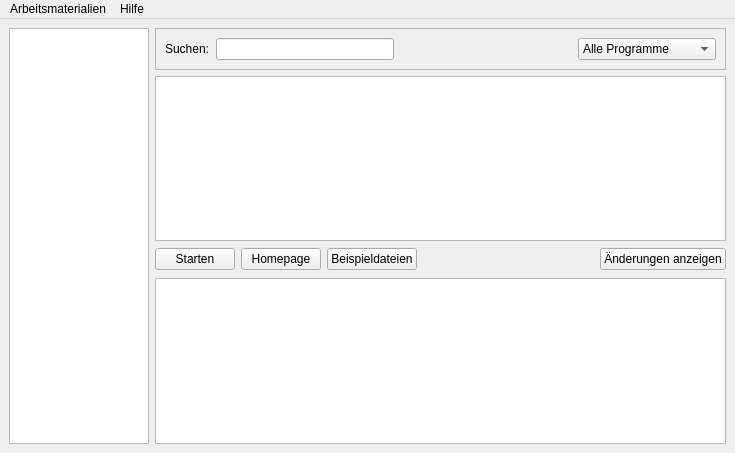
First picture: the form in eduversum/src/eduversum.ui, repository fullstory-morgue/eduversum, before the edit.
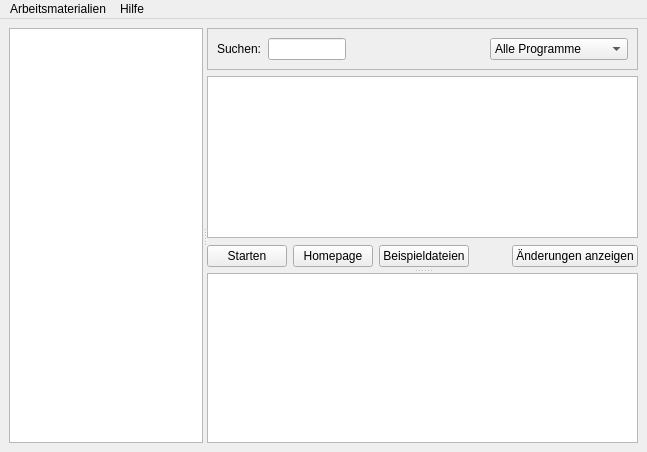
Second picture: the form after the edit. The open tabs and pages were chosen to show the change.

```diff
--- a/eduversum/src/eduversum.ui
+++ b/eduversum/src/eduversum.ui
@@ -5,26 +5,54 @@
    <rect>
     <x>0</x>
     <y>0</y>
-    <width>735</width>
-    <height>453</height>
+    <width>647</width>
+    <height>452</height>
    </rect>
   </property>
   <property name="windowTitle" >
    <string>Eduversum</string>
   </property>
   <widget class="QWidget" name="centralwidget" >
-   <layout class="QGridLayout" name="gridLayout_5" >
-    <item rowspan="4" row="0" column="0" >
+   <layout class="QGridLayout" name="gridLayout" >
+    <item row="0" column="0" >
+     <widget class="QSplitter" name="splitter1" >
+      <property name="orientation" >
+       <enum>Qt::Horizontal</enum>
+      </property>
+      <widget class="QWidget" native="1" name="leftwidget" >
+       <property name="minimumSize" >
+        <size>
+         <width>0</width>
+         <height>0</height>
+        </size>
+       </property>
+       <property name="maximumSize" >
+        <size>
+         <width>16777215</width>
+         <height>16777215</height>
+        </size>
+       </property>
+       <layout class="QGridLayout" name="gridLayout_2" >
+        <property name="margin" >
+         <number>0</number>
+        </property>
+        <item row="0" column="0" >
      <widget class="QTreeWidget" name="categoriesTreeWidget" >
+          <property name="sizePolicy" >
+           <sizepolicy vsizetype="Expanding" hsizetype="Preferred" >
+            <horstretch>0</horstretch>
+            <verstretch>0</verstretch>
+           </sizepolicy>
+          </property>
       <property name="minimumSize" >
        <size>
-        <width>140</width>
+            <width>0</width>
         <height>0</height>
        </size>
       </property>
       <property name="maximumSize" >
        <size>
-        <width>140</width>
+            <width>16777215</width>
         <height>16777215</height>
        </size>
       </property>
@@ -47,7 +75,24 @@
       </column>
      </widget>
     </item>
-    <item row="0" column="1" >
+       </layout>
+      </widget>
+      <widget class="QWidget" native="1" name="content" >
+       <layout class="QGridLayout" name="gridLayout_4" >
+        <property name="margin" >
+         <number>0</number>
+        </property>
+        <item row="0" column="0" >
+         <widget class="QSplitter" name="splitter2" >
+          <property name="orientation" >
+           <enum>Qt::Vertical</enum>
+          </property>
+          <widget class="QWidget" native="1" name="topWidget" >
+           <layout class="QGridLayout" name="gridLayout_6" >
+            <property name="margin" >
+             <number>0</number>
+            </property>
+            <item row="0" column="0" >
      <widget class="QFrame" name="frame0" >
       <property name="frameShape" >
        <enum>QFrame::StyledPanel</enum>
@@ -55,7 +100,7 @@
       <property name="frameShadow" >
        <enum>QFrame::Raised</enum>
       </property>
-      <layout class="QGridLayout" name="gridLayout_3" >
+              <layout class="QGridLayout" name="gridLayout_5" >
        <item row="0" column="0" >
         <widget class="QLabel" name="label" >
          <property name="text" >
@@ -101,7 +146,7 @@
       </layout>
      </widget>
     </item>
-    <item row="1" column="1" >
+            <item row="1" column="0" >
      <widget class="QTreeWidget" name="treeWidget" >
       <property name="iconSize" >
        <size>
@@ -122,16 +167,35 @@
       </column>
      </widget>
     </item>
-    <item row="2" column="1" >
+            <item row="2" column="0" >
      <widget class="QStackedWidget" name="stackedWidget" >
+              <property name="sizePolicy" >
+               <sizepolicy vsizetype="Fixed" hsizetype="Expanding" >
+                <horstretch>0</horstretch>
+                <verstretch>0</verstretch>
+               </sizepolicy>
+              </property>
       <property name="currentIndex" >
        <number>0</number>
       </property>
       <widget class="QWidget" name="page0" >
-       <layout class="QGridLayout" name="gridLayout_2" >
+               <layout class="QGridLayout" name="gridLayout_7" >
         <property name="margin" >
          <number>0</number>
         </property>
+                <item row="0" column="3" >
+                 <spacer name="horizontalSpacer3" >
+                  <property name="orientation" >
+                   <enum>Qt::Horizontal</enum>
+                  </property>
+                  <property name="sizeHint" stdset="0" >
+                   <size>
+                    <width>175</width>
+                    <height>24</height>
+                   </size>
+                  </property>
+                 </spacer>
+                </item>
         <item row="0" column="0" >
          <widget class="QPushButton" name="execPushButton" >
           <property name="text" >
@@ -156,19 +220,6 @@
           </property>
          </widget>
         </item>
-        <item row="0" column="3" >
-         <spacer name="horizontalSpacer3" >
-          <property name="orientation" >
-           <enum>Qt::Horizontal</enum>
-          </property>
-          <property name="sizeHint" stdset="0" >
-           <size>
-            <width>175</width>
-            <height>24</height>
-           </size>
-          </property>
-         </spacer>
-        </item>
         <item row="0" column="4" >
          <widget class="QPushButton" name="showChangesPushButton" >
           <property name="text" >
@@ -230,7 +281,14 @@
       </widget>
      </widget>
     </item>
-    <item row="3" column="1" >
+           </layout>
+          </widget>
+          <widget class="QWidget" native="1" name="bottomWidget" >
+           <layout class="QGridLayout" name="gridLayout_9" >
+            <property name="margin" >
+             <number>0</number>
+            </property>
+            <item row="0" column="0" >
      <widget class="QTextBrowser" name="descriptionTextBrowser" >
       <property name="openExternalLinks" >
        <bool>true</bool>
@@ -239,13 +297,21 @@
     </item>
    </layout>
   </widget>
+         </widget>
+        </item>
+       </layout>
+      </widget>
+     </widget>
+    </item>
+   </layout>
+  </widget>
   <widget class="QMenuBar" name="menubar" >
    <property name="geometry" >
     <rect>
      <x>0</x>
      <y>0</y>
-     <width>735</width>
-     <height>20</height>
+     <width>647</width>
+     <height>29</height>
     </rect>
    </property>
    <widget class="QMenu" name="menuHilfe" >
```
Left out of the diff: 4 changed lines with no effect on the pictures. Lines whose indentation alone changed are shown as unchanged.
